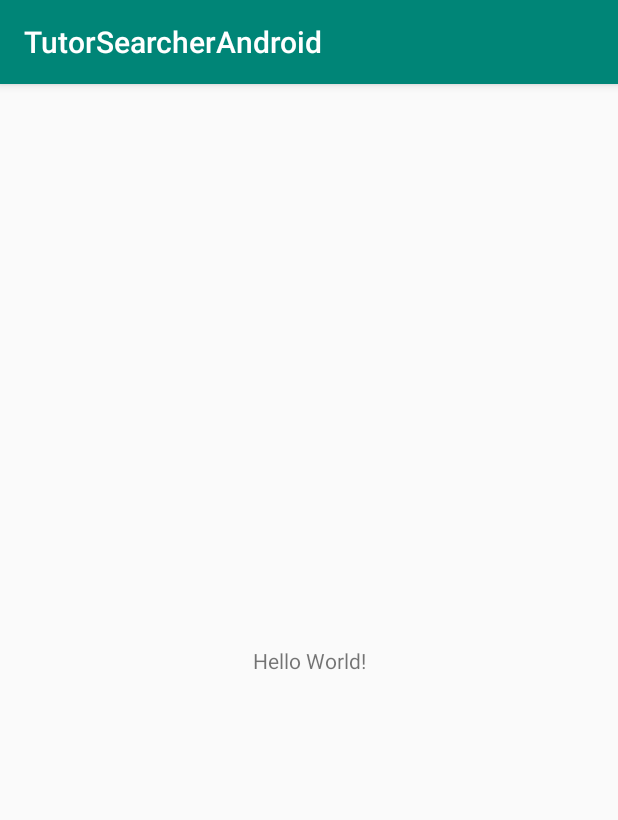
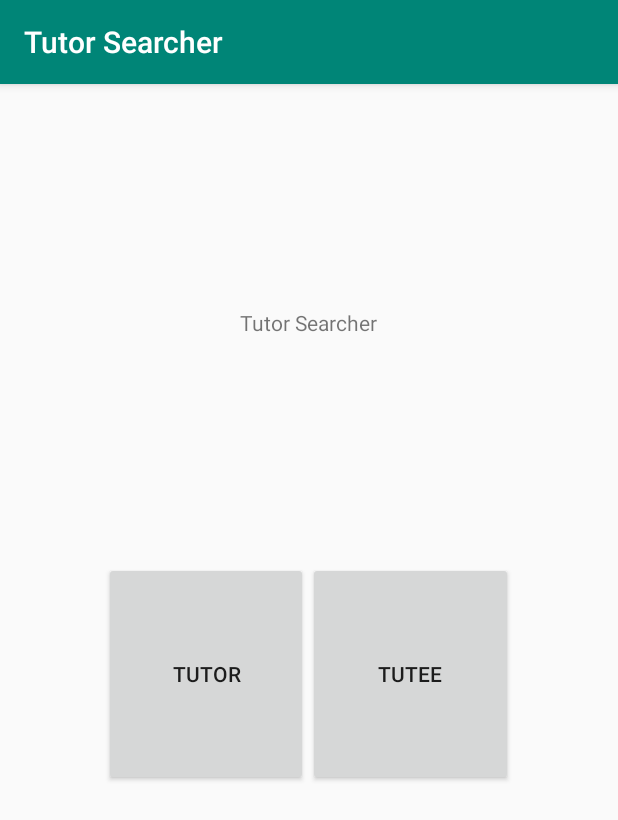
Before and after one commit to kmhamasaki/TutorSearcher, an Android app: the screen it shows after launch (MainActivity), on a phone screen of 412 x 824 dp. Shown: the top 820 px of the screen. Run offline under Robolectric (Android 15) with nearby library versions, the phone set to English and light mode, and no system bars.

Commit message:
created startup page

```diff
--- a/TutorSearcherAndroid/app/src/main/res/layout/activity_main.xml
+++ b/TutorSearcherAndroid/app/src/main/res/layout/activity_main.xml
@@ -6,13 +6,65 @@
     android:layout_height="match_parent"
     tools:context=".MainActivity">
 
-    <TextView
-        android:layout_width="wrap_content"
-        android:layout_height="wrap_content"
-        android:text="Hello World!"
-        app:layout_constraintBottom_toBottomOf="parent"
-        app:layout_constraintLeft_toLeftOf="parent"
-        app:layout_constraintRight_toRightOf="parent"
-        app:layout_constraintTop_toTopOf="parent" />
+    <LinearLayout
+        android:layout_width="match_parent"
+        android:layout_height="match_parent"
+        android:orientation="vertical"
+        app:layout_constraintEnd_toEndOf="parent"
+        app:layout_constraintStart_toStartOf="parent"
+        app:layout_constraintTop_toBottomOf="@+id/textView">
+
+        <LinearLayout
+            android:layout_width="match_parent"
+            android:layout_height="wrap_content"
+            android:layout_weight="2"
+            android:gravity="center_horizontal|center_vertical"
+            android:orientation="horizontal">
+
+            <TextView
+                android:id="@+id/textView"
+                android:layout_width="wrap_content"
+                android:layout_height="wrap_content"
+                android:text="@string/app_name" />
+        </LinearLayout>
+
+        <LinearLayout
+            android:layout_width="match_parent"
+            android:layout_height="wrap_content"
+            android:layout_weight="1"
+            android:orientation="horizontal">
+
+            <View
+                android:layout_width="1dp"
+                android:layout_height="0dp"
+                android:layout_weight="1" />
+
+            <Button
+                android:id="@+id/button11"
+                android:layout_width="0dp"
+                android:layout_height="match_parent"
+                android:layout_weight="2"
+                android:text="@string/tutor" />
+
+            <Button
+                android:id="@+id/button12"
+                android:layout_width="0dp"
+                android:layout_height="match_parent"
+                android:layout_weight="2"
+                android:text="@string/tutee" />
+
+            <View
+                android:layout_width="1dp"
+                android:layout_height="0dp"
+                android:layout_weight="1" />
+
+        </LinearLayout>
+
+        <LinearLayout
+            android:layout_width="match_parent"
+            android:layout_height="wrap_content"
+            android:layout_weight="2"
+            android:orientation="horizontal"/>
+    </LinearLayout>
 
 </androidx.constraintlayout.widget.ConstraintLayout>
--- a/TutorSearcherAndroid/app/src/main/res/values/strings.xml
+++ b/TutorSearcherAndroid/app/src/main/res/values/strings.xml
@@ -1,3 +1,5 @@
 <resources>
-    <string name="app_name">TutorSearcherAndroid</string>
+    <string name="app_name">Tutor Searcher</string>
+    <string name="tutor">Tutor</string>
+    <string name="tutee">Tutee</string>
 </resources>
```
